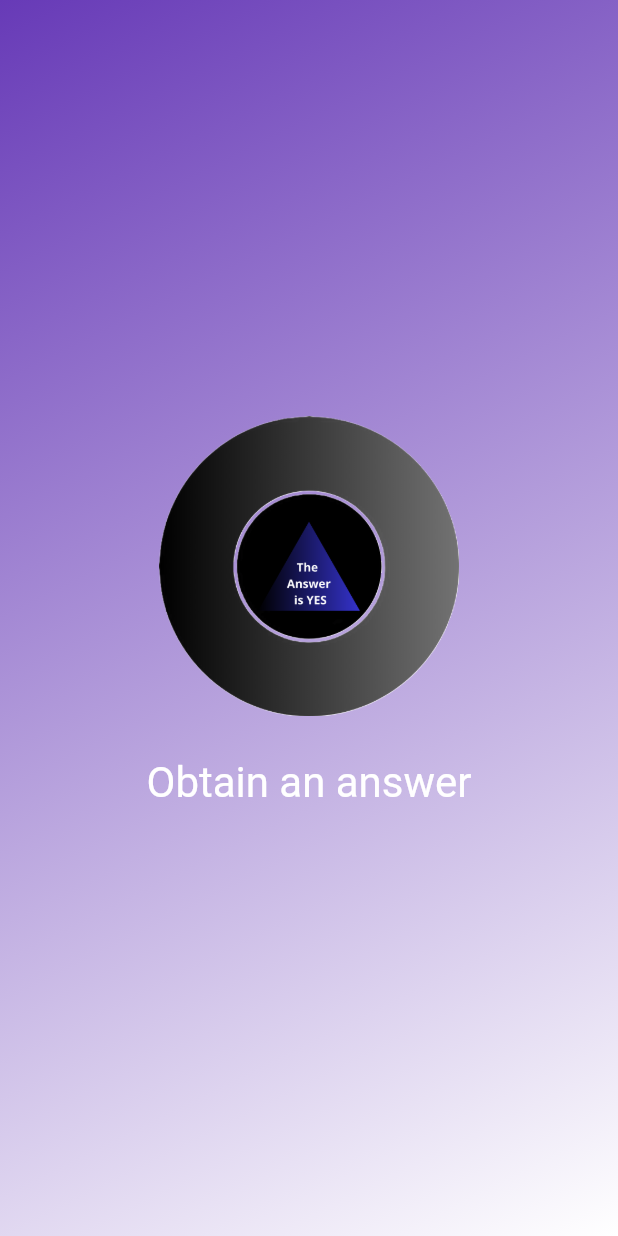
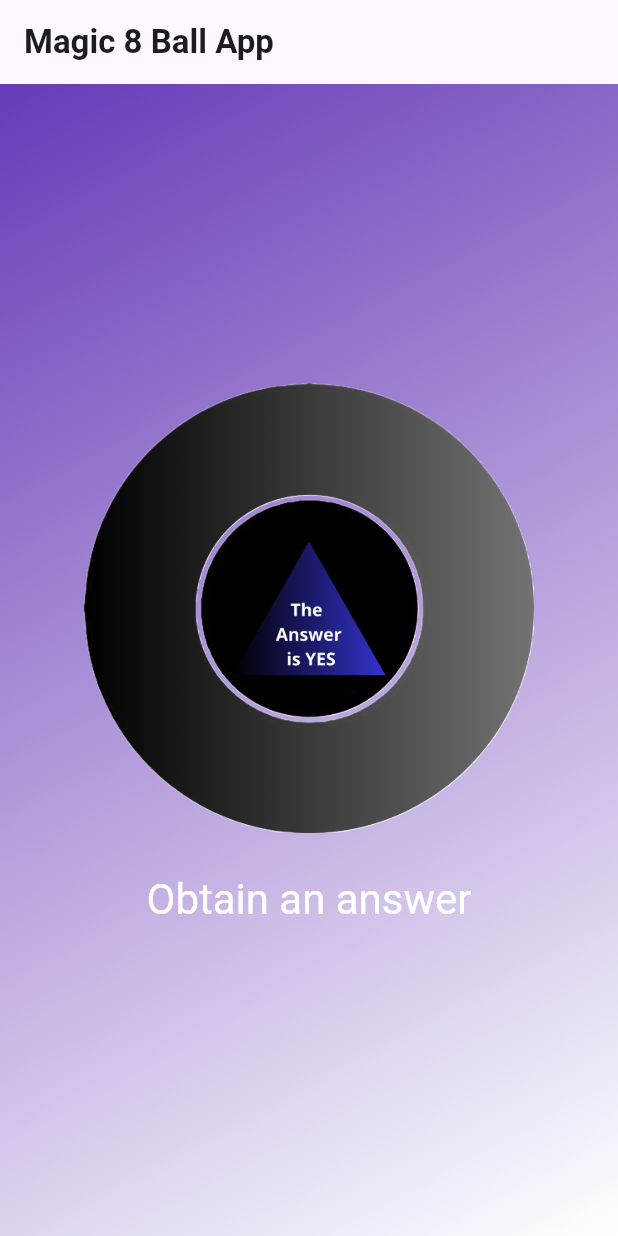
Before and after one commit to IvvGf/flutter-magic-8-ball-main, a Flutter app: the screen it shows after launch, on a phone screen of 412 x 824 dp. Run offline on Flutter 3.47's test engine with Material 3 defaults, Android fonts, the phone set to English and light mode, and no system bars.

Commit message:
cambios de nombre

```diff
--- a/lib/dice_roller.dart
+++ b/lib/magic-8-ball.dart
@@ -31,7 +31,7 @@ class _DiceRollerState extends State<DiceRoller> {
       children: [
         Image.asset(
           'assets/images/dice-$currentDiceRoll.png',
-          width: 200,
+          width: 300,
         ),
         const SizedBox(height: 20),
         TextButton(
--- a/lib/main.dart
+++ b/lib/main.dart
@@ -5,6 +5,11 @@ void main() {
   runApp(MaterialApp(
     title: 'Magic 8 ball',
     home: Scaffold(
+      appBar: AppBar(
+        title: Text('Magic 8 Ball App',
+            textAlign: TextAlign.center,
+            style: TextStyle(fontWeight: FontWeight.bold)),
+      ),
       body: GradientContainer([Colors.deepPurple, Colors.white]),
     ),
   ));
```
Also changed, not shown: lib/gradient_container.dart (+3 -4 lines).
